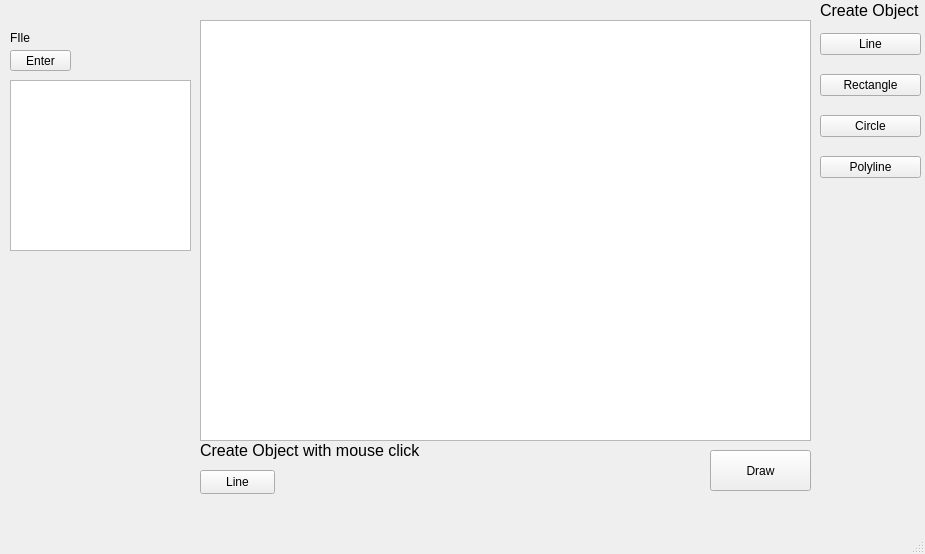
Qt form Project13Qt/mainwindow.ui (Florcher/Educational-lesson) before a commit.
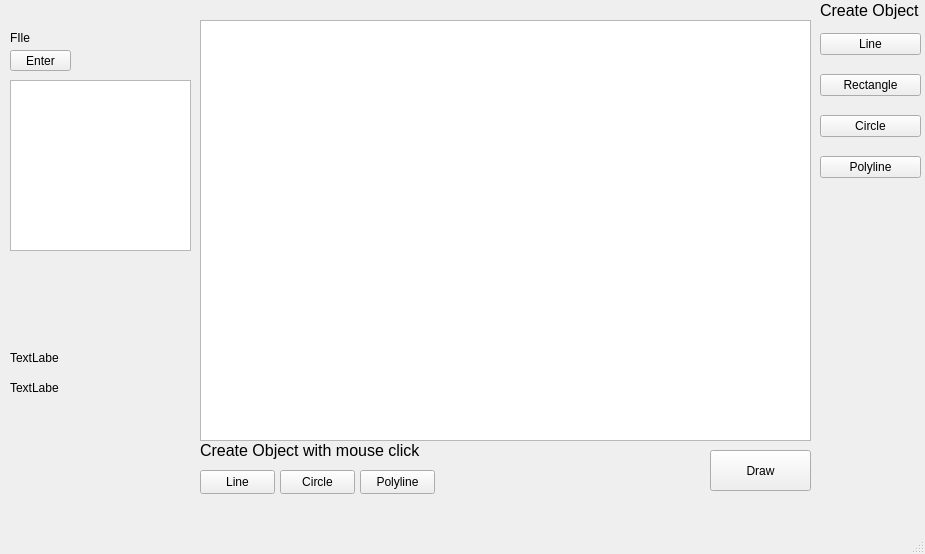
The same form after that commit.

Diff of the .ui file:
```diff
--- a/Project13Qt/mainwindow.ui
+++ b/Project13Qt/mainwindow.ui
@@ -152,6 +152,58 @@
      <string>Line</string>
     </property>
    </widget>
+   <widget class="QLabel" name="label_3">
+    <property name="geometry">
+     <rect>
+      <x>10</x>
+      <y>350</y>
+      <width>49</width>
+      <height>16</height>
+     </rect>
+    </property>
+    <property name="text">
+     <string>TextLabel</string>
+    </property>
+   </widget>
+   <widget class="QLabel" name="label_4">
+    <property name="geometry">
+     <rect>
+      <x>10</x>
+      <y>380</y>
+      <width>49</width>
+      <height>16</height>
+     </rect>
+    </property>
+    <property name="text">
+     <string>TextLabel</string>
+    </property>
+   </widget>
+   <widget class="QPushButton" name="btnCreateCircleWithClick">
+    <property name="geometry">
+     <rect>
+      <x>280</x>
+      <y>470</y>
+      <width>75</width>
+      <height>24</height>
+     </rect>
+    </property>
+    <property name="text">
+     <string>Circle</string>
+    </property>
+   </widget>
+   <widget class="QPushButton" name="btnCreatePolylineWithClick">
+    <property name="geometry">
+     <rect>
+      <x>360</x>
+      <y>470</y>
+      <width>75</width>
+      <height>24</height>
+     </rect>
+    </property>
+    <property name="text">
+     <string>Polyline</string>
+    </property>
+   </widget>
   </widget>
   <widget class="QMenuBar" name="menubar">
    <property name="geometry">
```
